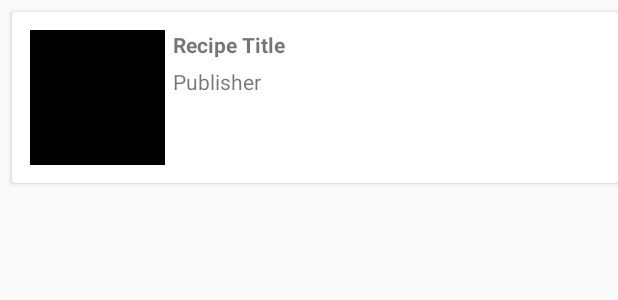
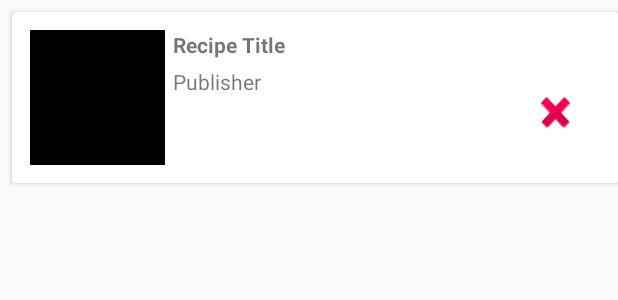
Before and after one commit to SlyLamb/SumProject, an Android app: the layout recipe_favourite_page_row.xml on its own in the app's theme, with its tools: preview values and no code run, on a phone screen of 412 x 824 dp. Shown: the top 300 px of the screen. Run offline under Robolectric (Android 15) with nearby library versions, the phone set to English and light mode, and no system bars.

Commit message:
added X delete button to favorites view items

```diff
--- a/app/src/main/java/com/slylamb/pocketcuisine/Views/FavouritePageRecyclerViewAdapter.java
+++ b/app/src/main/java/com/slylamb/pocketcuisine/Views/FavouritePageRecyclerViewAdapter.java
@@ -12,6 +12,7 @@ import android.content.Intent;
 import android.view.LayoutInflater;
 import android.view.View;
 import android.view.ViewGroup;
+import android.widget.Button;
 import android.widget.ImageView;
 import android.widget.TextView;
 
@@ -72,6 +73,7 @@ public class FavouritePageRecyclerViewAdapter extends RecyclerView.Adapter<Favou
         ImageView recipeImage;
         TextView txtRecipePublisher;
         TextView txtRecipeTitle;
+        Button btnDeleteFavorite;
 
 
         public ViewHolder(View itemView, final Context cxt) {
@@ -80,6 +82,7 @@ public class FavouritePageRecyclerViewAdapter extends RecyclerView.Adapter<Favou
             recipeImage = (ImageView) itemView.findViewById(R.id.recipeImage);
             txtRecipeTitle = (TextView) itemView.findViewById(R.id.txtRecipeTitle);
             txtRecipePublisher = (TextView) itemView.findViewById(R.id.txtRecipePublisher);
+            btnDeleteFavorite = itemView.findViewById(R.id.btnDeleteFavorite);
 
             itemView.setOnClickListener(new View.OnClickListener() {
                 @Override
@@ -100,7 +103,6 @@ public class FavouritePageRecyclerViewAdapter extends RecyclerView.Adapter<Favou
 
                 }
             });
-
         }
 
         @Override
--- a/app/src/main/res/layout/planned_meal.xml
+++ b/app/src/main/res/layout/planned_meal.xml
@@ -10,12 +10,12 @@
         android:id="@+id/btn_meal"
         android:layout_width="0dp"
         android:layout_height="wrap_content"
-        android:layout_weight="4" />
+        android:layout_weight="6" />
 
     <Button
         android:id="@+id/btn_delete_meal"
         android:layout_width="0dp"
         android:layout_height="wrap_content"
         android:layout_weight="1"
-        android:text="X" />
+        android:background="@android:drawable/ic_delete"/>
 </LinearLayout>
--- a/app/src/main/res/layout/recipe_favourite_page_row.xml
+++ b/app/src/main/res/layout/recipe_favourite_page_row.xml
@@ -9,27 +9,27 @@
         android:id="@+id/cardview"
         android:layout_width="match_parent"
         android:layout_height="wrap_content"
+        android:layout_marginStart="8dp"
+        android:layout_marginTop="8dp"
+        android:layout_marginBottom="8dp"
         app:layout_constraintBottom_toBottomOf="parent"
-        android:layout_marginBottom="8dp"
+        app:layout_constraintHorizontal_bias="0.0"
+        app:layout_constraintLeft_toLeftOf="parent"
+
         app:layout_constraintTop_toTopOf="parent"
-        android:layout_marginTop="8dp"
-        app:layout_constraintLeft_toLeftOf="parent"
-        android:layout_marginStart="8dp"
-
-        app:layout_constraintHorizontal_bias="0.0"
-        app:layout_constraintVertical_bias="0.031" >
+        app:layout_constraintVertical_bias="0.031">
 
         <RelativeLayout
-            android:padding="12dp"
             android:layout_width="match_parent"
-            android:layout_height="wrap_content">
+            android:layout_height="wrap_content"
+            android:padding="12dp">
 
 
             <ImageView
                 android:id="@+id/recipeImage"
-                android:background="@android:color/background_dark"
                 android:layout_width="90dp"
-                android:layout_height="90dp" />
+                android:layout_height="90dp"
+                android:background="@android:color/background_dark" />
 
 
             <TextView
@@ -52,6 +52,18 @@
                 android:padding="5dp"
                 android:text="Publisher" />
 
+            <Button
+                android:id="@+id/btnDeleteFavorite"
+                android:layout_width="31dp"
+                android:layout_height="34dp"
+                android:layout_alignParentTop="true"
+                android:layout_alignParentEnd="true"
+                android:layout_alignParentRight="true"
+                android:layout_marginTop="38dp"
+                android:layout_marginEnd="14dp"
+                android:layout_marginRight="14dp"
+                android:background="@android:drawable/ic_delete" />
+
 
         </RelativeLayout>
 
```
